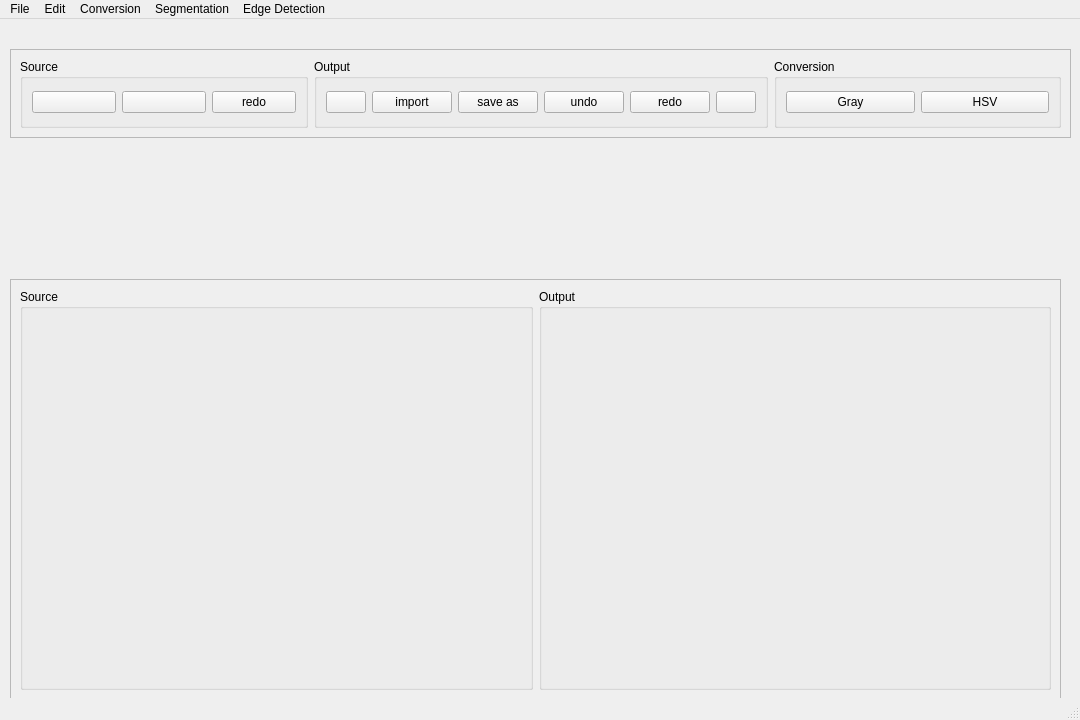
Old version of the form pyqtUI_design.ui in the repository UmutDeniz26/Image-Processing-PyQt5-UI.
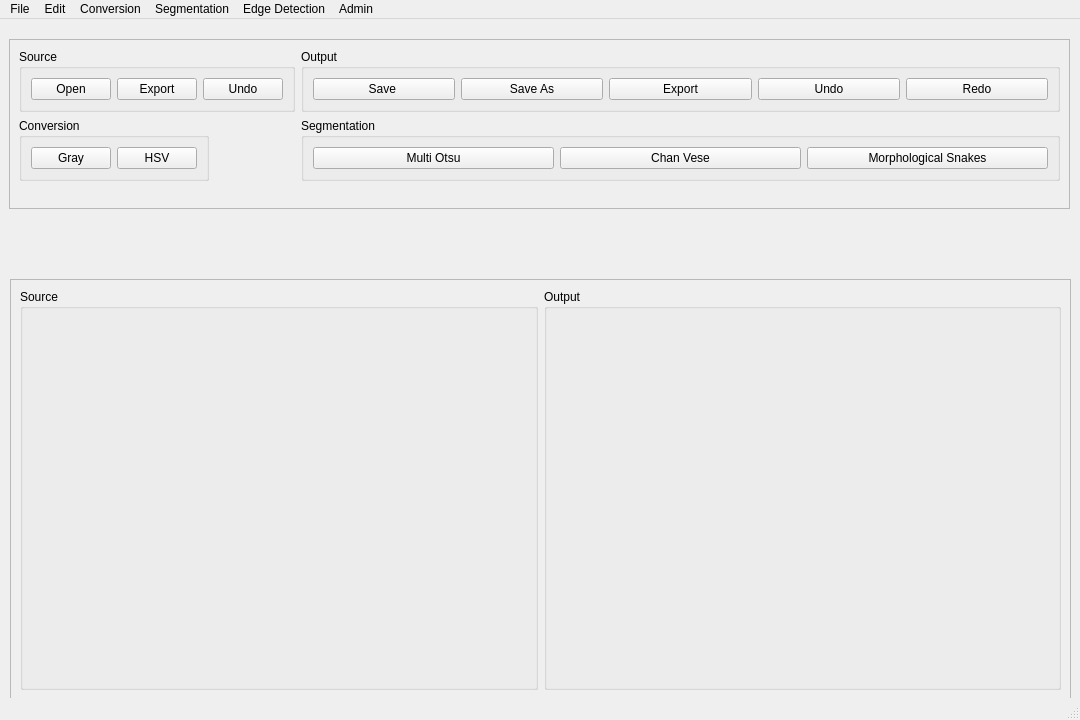
New version of the form. Icons and pictures are not drawn.

```diff
--- a/pyqtUI_design.ui
+++ b/pyqtUI_design.ui
@@ -32,10 +32,10 @@
    <widget class="QFrame" name="toolsFrame">
     <property name="geometry">
      <rect>
-      <x>10</x>
-      <y>30</y>
+      <x>9</x>
+      <y>20</y>
       <width>1061</width>
-      <height>89</height>
+      <height>170</height>
      </rect>
     </property>
     <property name="frameShape">
@@ -44,8 +44,8 @@
     <property name="frameShadow">
      <enum>QFrame::Raised</enum>
     </property>
-    <layout class="QHBoxLayout" name="horizontalLayout_3">
-     <item>
+    <layout class="QFormLayout" name="formLayout">
+     <item row="0" column="0">
       <widget class="QGroupBox" name="sourceBox">
        <property name="title">
         <string>Source</string>
@@ -54,7 +54,7 @@
         <item>
          <widget class="QPushButton" name="source_folder">
           <property name="text">
-           <string/>
+           <string>Open</string>
           </property>
           <property name="icon">
            <iconset>
@@ -65,30 +65,18 @@
         <item>
          <widget class="QPushButton" name="source_star">
           <property name="text">
-           <string/>
+           <string>Export</string>
           </property>
-         </widget>
-        </item>
-        <item>
-         <widget class="QPushButton" name="source_redo">
-          <property name="text">
-           <string>redo</string>
+          <property name="icon">
+           <iconset>
+            <normaloff>src/tabler-icons/outline/package-export.svg</normaloff>src/tabler-icons/outline/package-export.svg</iconset>
           </property>
          </widget>
         </item>
-       </layout>
-      </widget>
-     </item>
-     <item>
-      <widget class="QGroupBox" name="outputBox">
-       <property name="title">
-        <string>Output</string>
-       </property>
-       <layout class="QHBoxLayout" name="horizontalLayout_2">
         <item>
-         <widget class="QPushButton" name="output_save">
+         <widget class="QPushButton" name="source_undo">
           <property name="text">
-           <string/>
+           <string>Undo</string>
           </property>
           <property name="icon">
            <iconset>
@@ -96,45 +84,10 @@
           </property>
          </widget>
         </item>
-        <item>
-         <widget class="QPushButton" name="output_import">
-          <property name="text">
-           <string>import</string>
-          </property>
-         </widget>
-        </item>
-        <item>
-         <widget class="QPushButton" name="output_save_as">
-          <property name="text">
-           <string>save as</string>
-          </property>
-         </widget>
-        </item>
-        <item>
-         <widget class="QPushButton" name="output_undo">
-          <property name="text">
-           <string>undo</string>
-          </property>
-         </widget>
-        </item>
-        <item>
-         <widget class="QPushButton" name="output_redo">
-          <property name="text">
-           <string>redo</string>
-          </property>
-         </widget>
-        </item>
-        <item>
-         <widget class="QPushButton" name="output_star">
-          <property name="text">
-           <string/>
-          </property>
-         </widget>
-        </item>
        </layout>
       </widget>
      </item>
-     <item>
+     <item row="1" column="0">
       <widget class="QGroupBox" name="conversionBox">
        <property name="title">
         <string>Conversion</string>
@@ -152,6 +105,116 @@
           <property name="text">
            <string>HSV</string>
           </property>
+          <property name="icon">
+           <iconset>
+            <normaloff>src/tabler-icons/outline/palette.svg</normaloff>src/tabler-icons/outline/palette.svg</iconset>
+          </property>
+         </widget>
+        </item>
+       </layout>
+      </widget>
+     </item>
+     <item row="1" column="1">
+      <widget class="QGroupBox" name="groupBox">
+       <property name="title">
+        <string>Segmentation</string>
+       </property>
+       <layout class="QHBoxLayout" name="horizontalLayout_8">
+        <item>
+         <widget class="QPushButton" name="segment_multi_otsu">
+          <property name="text">
+           <string>Multi Otsu</string>
+          </property>
+          <property name="icon">
+           <iconset>
+            <normaloff>src/tabler-icons/outline/layers-selected.svg</normaloff>src/tabler-icons/outline/layers-selected.svg</iconset>
+          </property>
+         </widget>
+        </item>
+        <item>
+         <widget class="QPushButton" name="segment_chan_vese">
+          <property name="text">
+           <string>Chan Vese</string>
+          </property>
+          <property name="icon">
+           <iconset>
+            <normaloff>src/tabler-icons/outline/layers-selected.svg</normaloff>src/tabler-icons/outline/layers-selected.svg</iconset>
+          </property>
+         </widget>
+        </item>
+        <item>
+         <widget class="QPushButton" name="segment_moprh_snakes">
+          <property name="text">
+           <string>Morphological Snakes</string>
+          </property>
+          <property name="icon">
+           <iconset>
+            <normaloff>src/tabler-icons/outline/layers-selected.svg</normaloff>src/tabler-icons/outline/layers-selected.svg</iconset>
+          </property>
+         </widget>
+        </item>
+       </layout>
+      </widget>
+     </item>
+     <item row="0" column="1">
+      <widget class="QGroupBox" name="outputBox">
+       <property name="title">
+        <string>Output</string>
+       </property>
+       <layout class="QHBoxLayout" name="horizontalLayout_2">
+        <item>
+         <widget class="QPushButton" name="output_save">
+          <property name="text">
+           <string>Save </string>
+          </property>
+          <property name="icon">
+           <iconset>
+            <normaloff>src/tabler-icons/outline/device-floppy.svg</normaloff>src/tabler-icons/outline/device-floppy.svg</iconset>
+          </property>
+         </widget>
+        </item>
+        <item>
+         <widget class="QPushButton" name="output_save_as">
+          <property name="text">
+           <string>Save As</string>
+          </property>
+          <property name="icon">
+           <iconset>
+            <normaloff>src/tabler-icons/outline/file-export.svg</normaloff>src/tabler-icons/outline/file-export.svg</iconset>
+          </property>
+         </widget>
+        </item>
+        <item>
+         <widget class="QPushButton" name="output_export">
+          <property name="text">
+           <string>Export</string>
+          </property>
+          <property name="icon">
+           <iconset>
+            <normaloff>src/tabler-icons/outline/package-export.svg</normaloff>src/tabler-icons/outline/package-export.svg</iconset>
+          </property>
+         </widget>
+        </item>
+        <item>
+         <widget class="QPushButton" name="output_undo">
+          <property name="text">
+           <string>Undo</string>
+          </property>
+          <property name="icon">
+           <iconset>
+            <normaloff>src/tabler-icons/outline/arrow-back-up.svg</normaloff>src/tabler-icons/outline/arrow-back-up.svg</iconset>
+          </property>
+         </widget>
+        </item>
+        <item>
+         <widget class="QPushButton" name="output_redo">
+          <property name="text">
+           <string>Redo</string>
+          </property>
+          <property name="icon">
+           <iconset>
+            <normaloff>src/tabler-icons/outline/arrow-forward-up.svg</normaloff>src/tabler-icons/outline/arrow-forward-up.svg</iconset>
+          </property>
          </widget>
         </item>
        </layout>
@@ -164,7 +227,7 @@
      <rect>
       <x>10</x>
       <y>260</y>
-      <width>1051</width>
+      <width>1061</width>
       <height>421</height>
      </rect>
     </property>
@@ -228,7 +291,7 @@
      <x>0</x>
      <y>0</y>
      <width>1080</width>
-     <height>21</height>
+     <height>22</height>
     </rect>
    </property>
    <widget class="QMenu" name="menuFile">
@@ -278,11 +341,18 @@
      <string>Edge Detection</string>
     </property>
    </widget>
+   <widget class="QMenu" name="menuadmin">
+    <property name="title">
+     <string>Admin</string>
+    </property>
+    <addaction name="admin_print_menu"/>
+   </widget>
    <addaction name="menuFile"/>
    <addaction name="menuEdit"/>
    <addaction name="menuConversion"/>
    <addaction name="menuSegmentation"/>
    <addaction name="menuEdge_Detection"/>
+   <addaction name="menuadmin"/>
   </widget>
   <widget class="QStatusBar" name="statusbar"/>
   <action name="source_folder_menu">
```
Left out of the diff: 23 changed lines with no effect on the pictures.
